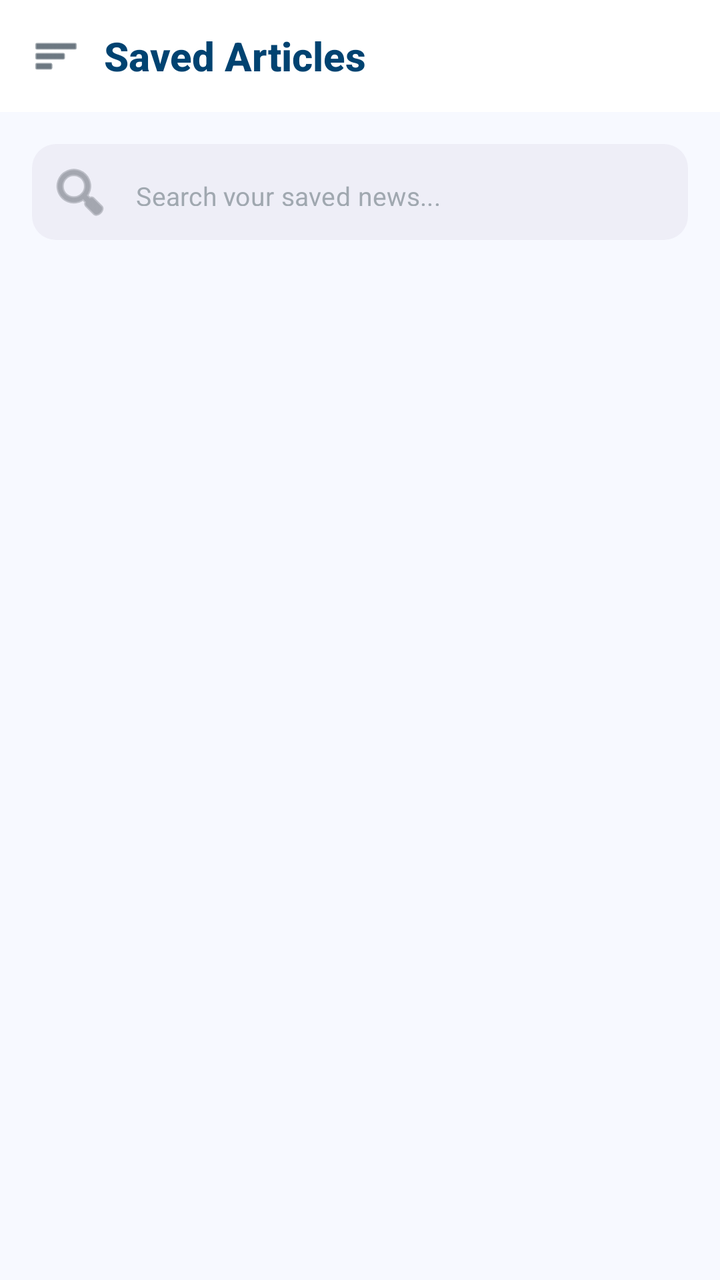
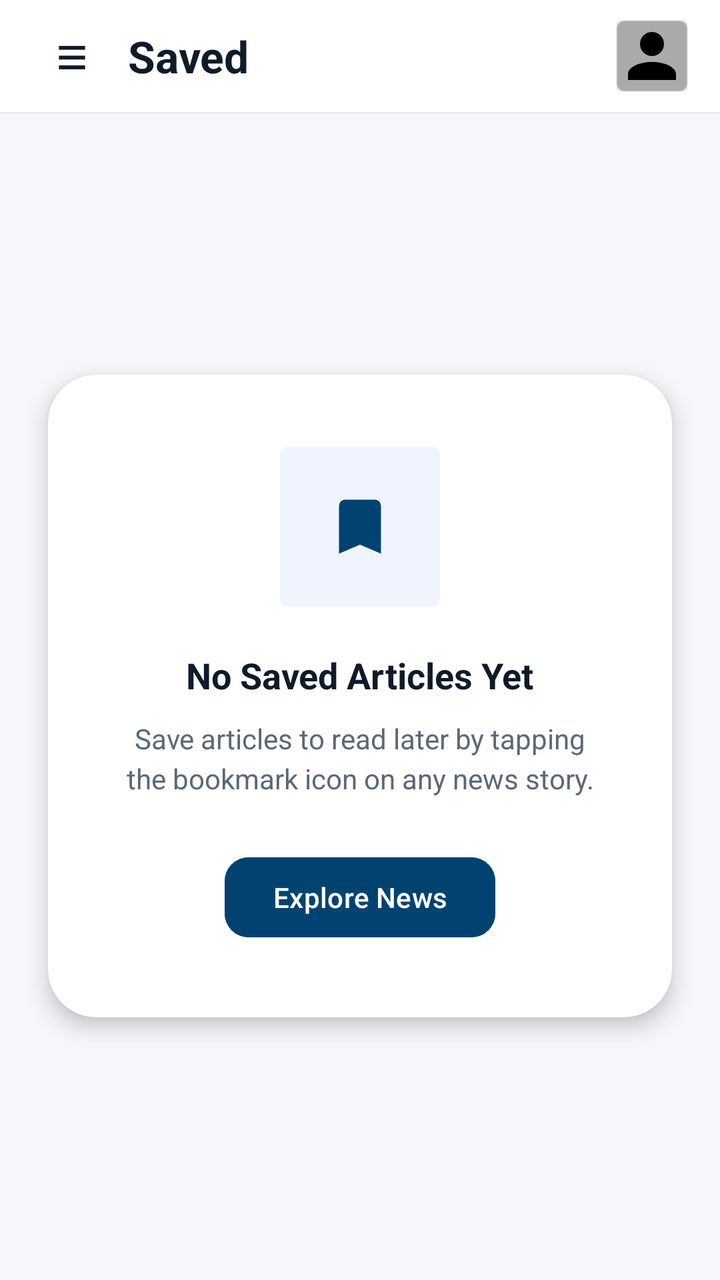

Compare the two renders of this Android layout. The source of the first and the diff that turns it into the second are given below.
<!-- AndroidManifest.xml: application theme Theme.Kabarin -->
<!-- res/layout/fragment_saved.xml -->
<?xml version="1.0" encoding="utf-8"?>
<androidx.coordinatorlayout.widget.CoordinatorLayout
    xmlns:android="http://schemas.android.com/apk/res/android"
    xmlns:app="http://schemas.android.com/apk/res-auto"
    xmlns:tools="http://schemas.android.com/tools"
    android:layout_width="match_parent"
    android:layout_height="match_parent"
    android:background="#F7F9FF"
    tools:context="fragment.SavedFragment">

    
    <com.google.android.material.appbar.AppBarLayout
        android:id="@+id/appBarLayout"
        android:layout_width="match_parent"
        android:layout_height="wrap_content"
        android:background="#FFFFFF"
        app:elevation="2dp">

        <LinearLayout
            android:layout_width="match_parent"
            android:layout_height="56dp"
            android:orientation="horizontal"
            android:gravity="center_vertical"
            android:paddingStart="16dp"
            android:paddingEnd="16dp">

            
            <ImageView
                android:id="@+id/ivMenu"
                android:layout_width="24dp"
                android:layout_height="24dp"
                android:src="@android:drawable/ic_menu_sort_by_size"
                android:contentDescription="Menu"
                app:tint="#0A1D2D" />

            
            <TextView
                android:layout_width="0dp"
                android:layout_height="wrap_content"
                android:layout_weight="1"
                android:layout_marginStart="12dp"
                android:text="Saved Articles"
                android:textColor="#004371"
                android:textSize="20sp"
                android:textStyle="bold"
                android:fontFamily="sans-serif-medium" />

            

        </LinearLayout>

    </com.google.android.material.appbar.AppBarLayout>

    
    <androidx.core.widget.NestedScrollView
        android:layout_width="match_parent"
        android:layout_height="match_parent"
        android:fillViewport="true"
        app:layout_behavior="@string/appbar_scrolling_view_behavior">

        <LinearLayout
            android:layout_width="match_parent"
            android:layout_height="wrap_content"
            android:orientation="vertical"
            android:paddingStart="16dp"
            android:paddingEnd="16dp"
            android:paddingTop="16dp"
            android:paddingBottom="80dp">

            
            <com.google.android.material.textfield.TextInputLayout
                android:layout_width="match_parent"
                android:layout_height="wrap_content"
                android:layout_marginBottom="16dp"
                app:boxBackgroundColor="#EEEEF7"
                app:boxBackgroundMode="filled"
                app:boxCornerRadiusTopStart="12dp"
                app:boxCornerRadiusTopEnd="12dp"
                app:boxCornerRadiusBottomStart="12dp"
                app:boxCornerRadiusBottomEnd="12dp"
                app:boxStrokeWidth="0dp"
                app:boxStrokeWidthFocused="0dp"
                app:hintEnabled="false"
                app:startIconDrawable="@android:drawable/ic_menu_search"
                app:startIconTint="#727780"
                app:endIconDrawable="@android:drawable/ic_menu_preferences"
                app:endIconTint="#727780"
                style="@style/Widget.MaterialComponents.TextInputLayout.OutlinedBox">

                <com.google.android.material.textfield.TextInputEditText
                    android:id="@+id/etSearch"
                    android:layout_width="match_parent"
                    android:layout_height="48dp"
                    android:hint="Search your saved news..."
                    android:textColorHint="#A0A8B0"
                    android:textColor="#0A1D2D"
                    android:textSize="13sp"
                    android:inputType="text"
                    android:fontFamily="sans-serif"
                    android:background="@null" />

            </com.google.android.material.textfield.TextInputLayout>

            
            <androidx.recyclerview.widget.RecyclerView
                android:id="@+id/rvSavedArticles"
                android:layout_width="match_parent"
                android:layout_height="wrap_content"
                android:nestedScrollingEnabled="false"
                app:layoutManager="androidx.recyclerview.widget.LinearLayoutManager"
                tools:listitem="@layout/item_saved_article" />

        </LinearLayout>
    </androidx.core.widget.NestedScrollView>

</androidx.coordinatorlayout.widget.CoordinatorLayout>
<!-- resources referenced by this layout -->
<resources>
  <style name="Theme.Kabarin" parent="Base.Theme.Kabarin" />
  <style name="Base.Theme.Kabarin" parent="Theme.Material3.DayNight.NoActionBar">
          
          
      </style>
</resources>

<!-- the commit's change to res/layout/fragment_saved.xml (unified diff, before → after) -->
@@ -1,116 +1,282 @@
 <?xml version="1.0" encoding="utf-8"?>
-<androidx.coordinatorlayout.widget.CoordinatorLayout
+<androidx.constraintlayout.widget.ConstraintLayout
     xmlns:android="http://schemas.android.com/apk/res/android"
     xmlns:app="http://schemas.android.com/apk/res-auto"
     xmlns:tools="http://schemas.android.com/tools"
     android:layout_width="match_parent"
     android:layout_height="match_parent"
-    android:background="#F7F9FF"
-    tools:context="fragment.SavedFragment">
+    android:background="#F5F7FA">
 
     
-    <com.google.android.material.appbar.AppBarLayout
-        android:id="@+id/appBarLayout"
+    <LinearLayout
+        android:id="@+id/layoutHeader"
         android:layout_width="match_parent"
+        android:layout_height="56dp"
+        android:orientation="horizontal"
+        android:gravity="center_vertical"
+        android:paddingStart="16dp"
+        android:paddingEnd="16dp"
+        android:background="#FFFFFF"
+        app:layout_constraintTop_toTopOf="parent">
+
+        <TextView
+            android:id="@+id/btnMenu"
+            android:layout_width="40dp"
+            android:layout_height="40dp"
+            android:text="≡"
+            android:textSize="28sp"
+            android:textColor="#0D1B2A"
+            android:gravity="center"
+            android:background="?attr/selectableItemBackgroundBorderless"
+            android:clickable="true"
+            android:focusable="true" />
+
+        <TextView
+            android:id="@+id/tvLogo"
+            android:layout_width="0dp"
+            android:layout_height="wrap_content"
+            android:layout_weight="1"
+            android:text="Saved"
+            android:textSize="22sp"
+            android:textStyle="bold"
+            android:textColor="#0D1B2A"
+            android:layout_marginStart="8dp" />
+
+        <com.google.android.material.imageview.ShapeableImageView
+            android:id="@+id/imgAvatar"
+            android:layout_width="36dp"
+            android:layout_height="36dp"
+            android:src="@drawable/ic_profile"
+            android:scaleType="centerCrop"
+            android:background="@android:color/darker_gray"
+            app:strokeColor="#E8ECF0"
+            app:strokeWidth="1dp"
+            app:shapeAppearanceOverlay="@style/ShapeAppearance.MaterialComponents.SmallComponent" />
+
+    </LinearLayout>
+
+    <View
+        android:id="@+id/divider"
+        android:layout_width="match_parent"
+        android:layout_height="1dp"
+        android:background="#E8ECF0"
+        app:layout_constraintTop_toBottomOf="@id/layoutHeader" />
+
+    
+    <androidx.recyclerview.widget.RecyclerView
+        android:id="@+id/rvSavedArticles"
+        android:layout_width="0dp"
+        android:layout_height="0dp"
+        android:paddingTop="8dp"
+        android:clipToPadding="false"
+        android:visibility="gone"
+        app:layout_constraintTop_toBottomOf="@id/divider"
+        app:layout_constraintBottom_toBottomOf="parent"
+        app:layout_constraintStart_toStartOf="parent"
+        app:layout_constraintEnd_toEndOf="parent"
+        tools:listitem="@layout/item_saved_articles" />
+
+    
+    <androidx.cardview.widget.CardView
+        android:id="@+id/cardEmptyState"
+        android:layout_width="0dp"
         android:layout_height="wrap_content"
-        android:background="#FFFFFF"
-        app:elevation="2dp">
-
-        <LinearLayout
-            android:layout_width="match_parent"
-            android:layout_height="56dp"
-            android:orientation="horizontal"
-            android:gravity="center_vertical"
-            android:paddingStart="16dp"
-            android:paddingEnd="16dp">
-
-            
-            <ImageView
-                android:id="@+id/ivMenu"
-                android:layout_width="24dp"
-                android:layout_height="24dp"
-                android:src="@android:drawable/ic_menu_sort_by_size"
-                android:contentDescription="Menu"
-                app:tint="#0A1D2D" />
-
-            
-            <TextView
-                android:layout_width="0dp"
-                android:layout_height="wrap_content"
-                android:layout_weight="1"
-                android:layout_marginStart="12dp"
-                android:text="Saved Articles"
-                android:textColor="#004371"
-                android:textSize="20sp"
-                android:textStyle="bold"
-                android:fontFamily="sans-serif-medium" />
-
-            
-
-        </LinearLayout>
-
-    </com.google.android.material.appbar.AppBarLayout>
-
-    
-    <androidx.core.widget.NestedScrollView
-        android:layout_width="match_parent"
-        android:layout_height="match_parent"
-        android:fillViewport="true"
-        app:layout_behavior="@string/appbar_scrolling_view_behavior">
+        android:layout_marginStart="24dp"
+        android:layout_marginEnd="24dp"
+        app:cardCornerRadius="24dp"
+        app:cardElevation="6dp"
+        app:cardBackgroundColor="#FFFFFF"
+        app:layout_constraintTop_toBottomOf="@id/layoutHeader"
+        app:layout_constraintBottom_toBottomOf="parent"
+        app:layout_constraintStart_toStartOf="parent"
+        app:layout_constraintEnd_toEndOf="parent">
 
         <LinearLayout
             android:layout_width="match_parent"
             android:layout_height="wrap_content"
             android:orientation="vertical"
-            android:paddingStart="16dp"
-            android:paddingEnd="16dp"
-            android:paddingTop="16dp"
-            android:paddingBottom="80dp">
-
-            
-            <com.google.android.material.textfield.TextInputLayout
-                android:layout_width="match_parent"
-                android:layout_height="wrap_content"
-                android:layout_marginBottom="16dp"
-                app:boxBackgroundColor="#EEEEF7"
-                app:boxBackgroundMode="filled"
-                app:boxCornerRadiusTopStart="12dp"
-                app:boxCornerRadiusTopEnd="12dp"
-                app:boxCornerRadiusBottomStart="12dp"
-                app:boxCornerRadiusBottomEnd="12dp"
-                app:boxStrokeWidth="0dp"
-                app:boxStrokeWidthFocused="0dp"
-                app:hintEnabled="false"
-                app:startIconDrawable="@android:drawable/ic_menu_search"
-                app:startIconTint="#727780"
-                app:endIconDrawable="@android:drawable/ic_menu_preferences"
-                app:endIconTint="#727780"
-                style="@style/Widget.MaterialComponents.TextInputLayout.OutlinedBox">
-
-                <com.google.android.material.textfield.TextInputEditText
-                    android:id="@+id/etSearch"
-                    android:layout_width="match_parent"
-                    android:layout_height="48dp"
-                    android:hint="Search your saved news..."
-                    android:textColorHint="#A0A8B0"
-                    android:textColor="#0A1D2D"
-                    android:textSize="13sp"
-                    android:inputType="text"
-                    android:fontFamily="sans-serif"
-                    android:background="@null" />
-
-            </com.google.android.material.textfield.TextInputLayout>
-
-            
-            <androidx.recyclerview.widget.RecyclerView
-                android:id="@+id/rvSavedArticles"
-                android:layout_width="match_parent"
-                android:layout_height="wrap_content"
-                android:nestedScrollingEnabled="false"
-                app:layoutManager="androidx.recyclerview.widget.LinearLayoutManager"
-                tools:listitem="@layout/item_saved_article" />
+            android:gravity="center"
+            android:padding="36dp">
+
+            <FrameLayout
+                android:layout_width="80dp"
+                android:layout_height="80dp"
+                android:layout_marginBottom="22dp">
+                <View
+                    android:layout_width="80dp"
+                    android:layout_height="80dp"
+                    android:background="@drawable/badge_category"
+                    android:backgroundTint="#F0F4FF" />
+                <ImageView
+                    android:layout_width="36dp"
+                    android:layout_height="36dp"
+                    android:layout_gravity="center"
+                    android:src="@drawable/ic_save"
+                    app:tint="#004371" />
+            </FrameLayout>
+
+            <TextView
+                android:layout_width="wrap_content"
+                android:layout_height="wrap_content"
+                android:text="No Saved Articles Yet"
+                android:textSize="18sp"
+                android:textStyle="bold"
+                android:textColor="#0D1B2A"
+                android:layout_marginBottom="10dp" />
+
+            <TextView
+                android:layout_width="match_parent"
+                android:layout_height="wrap_content"
+                android:text="Save articles to read later by tapping the bookmark icon on any news story."
+                android:textSize="14sp"
+                android:textColor="#5A6878"
+                android:gravity="center"
+                android:lineSpacingMultiplier="1.2"
+                android:layout_marginBottom="26dp" />
+
+            <Button
+                android:id="@+id/btnExploreNews"
+                android:layout_width="wrap_content"
+                android:layout_height="wrap_content"
+                android:text="Explore News"
+                android:textAllCaps="false"
+                android:backgroundTint="#004371"
+                android:textColor="#FFFFFF"
+                app:cornerRadius="12dp"
+                android:paddingStart="24dp"
+                android:paddingEnd="24dp" />
 
         </LinearLayout>
-    </androidx.core.widget.NestedScrollView>
-
-</androidx.coordinatorlayout.widget.CoordinatorLayout>
+    </androidx.cardview.widget.CardView>
+
+</androidx.constraintlayout.widget.ConstraintLayout>
+<!-- res/layout/item_saved_articles.xml (included above) -->
+<?xml version="1.0" encoding="utf-8"?>
+<androidx.cardview.widget.CardView
+    xmlns:android="http://schemas.android.com/apk/res/android"
+    xmlns:app="http://schemas.android.com/apk/res-auto"
+    android:layout_width="match_parent"
+    android:layout_height="wrap_content"
+    android:layout_marginBottom="12dp"
+    app:cardCornerRadius="14dp"
+    app:cardElevation="2dp"
+    app:cardBackgroundColor="#FFFFFF">
+
+    <LinearLayout
+        android:layout_width="match_parent"
+        android:layout_height="wrap_content"
+        android:orientation="horizontal"
+        android:padding="12dp"
+        android:gravity="center_vertical">
+
+        
+        <androidx.cardview.widget.CardView
+            android:layout_width="80dp"
+            android:layout_height="80dp"
+            app:cardCornerRadius="10dp"
+            app:cardElevation="0dp">
+
+            <ImageView
+                android:id="@+id/ivArticleImage"
+                android:layout_width="match_parent"
+                android:layout_height="match_parent"
+                android:scaleType="centerCrop"
+                android:contentDescription="Thumbnail"
+                android:src="@android:color/darker_gray" />
+
+            
+            <ImageView
+                android:layout_width="18dp"
+                android:layout_height="18dp"
+                android:layout_gravity="top|start"
+                android:layout_margin="4dp"
+                android:src="@android:drawable/checkbox_on_background"
+                android:contentDescription="Saved"
+                app:tint="#FFFFFF" />
+
+        </androidx.cardview.widget.CardView>
+
+        
+        <LinearLayout
+            android:layout_width="0dp"
+            android:layout_height="wrap_content"
+            android:layout_weight="1"
+            android:orientation="vertical"
+            android:layout_marginStart="12dp"
+            android:layout_marginEnd="8dp">
+
+            
+            <LinearLayout
+                android:layout_width="match_parent"
+                android:layout_height="wrap_content"
+                android:orientation="horizontal"
+                android:gravity="center_vertical"
+                android:layout_marginBottom="4dp">
+
+                <com.google.android.material.chip.Chip
+                    android:id="@+id/chipCategory"
+                    android:layout_width="wrap_content"
+                    android:layout_height="wrap_content"
+                    android:text="TECHNOLOGY"
+                    android:textColor="#004371"
+                    android:textSize="9sp"
+                    android:textAllCaps="true"
+                    app:chipBackgroundColor="#00000000"
+                    app:chipStrokeWidth="0dp"
+                    app:chipCornerRadius="0dp"
+                    app:chipMinHeight="20dp"
+                    app:chipStartPadding="0dp"
+                    app:chipEndPadding="0dp"
+                    style="@style/Widget.MaterialComponents.Chip.Action" />
+
+                
+                <ImageView
+                    android:layout_width="14dp"
+                    android:layout_height="14dp"
+                    android:layout_marginStart="2dp"
+                    android:src="@android:drawable/ic_menu_info_details"
+                    android:contentDescription="Verified"
+                    app:tint="#004371" />
+
+            </LinearLayout>
+
+            
+            <TextView
+                android:id="@+id/tvArticleTitle"
+                android:layout_width="match_parent"
+                android:layout_height="wrap_content"
+                android:text="The Future of Silicon: Next-Gen Quantum..."
+                android:textColor="#0A1D2D"
+                android:textSize="13sp"
+                android:textStyle="bold"
+                android:fontFamily="sans-serif-medium"
+                android:maxLines="2"
+                android:ellipsize="end"
+                android:lineSpacingExtra="2dp" />
+
+            
+            <TextView
+                android:id="@+id/tvSavedTime"
+                android:layout_width="wrap_content"
+                android:layout_height="wrap_content"
+                android:layout_marginTop="6dp"
+                android:text="Saved 2 days ago"
+                android:textColor="#A0A8B0"
+                android:textSize="11sp"
+                android:fontFamily="sans-serif" />
+
+        </LinearLayout>
+
+        
+        <ImageView
+            android:id="@+id/ivBookmark"
+            android:layout_width="24dp"
+            android:layout_height="24dp"
+            android:layout_gravity="bottom"
+            android:src="@android:drawable/ic_menu_save"
+            android:contentDescription="Bookmark"
+            app:tint="#BA1A1A" />
+
+    </LinearLayout>
+
+</androidx.cardview.widget.CardView>
<!-- resource entries referenced after the edit -->
@@ -1,5 +1,32 @@
 <!-- resources referenced by this layout -->
 <resources>
+  <!-- drawable badge_category (drawable) -->
+  <?xml version="1.0" encoding="utf-8"?>
+  <shape xmlns:android="http://schemas.android.com/apk/res/android"
+      android:shape="rectangle">
+      <solid android:color="#1A8A6B" />   
+      <corners android:radius="4dp" />
+  </shape>
+  <!-- drawable ic_profile (drawable) -->
+  <vector xmlns:android="http://schemas.android.com/apk/res/android"
+      android:width="24dp"
+      android:height="24dp"
+      android:viewportWidth="24"
+      android:viewportHeight="24">
+      <path
+          android:fillColor="#FF000000"
+          android:pathData="M12,4A4,4 0 0,1 16,8A4,4 0 0,1 12,12A4,4 0 0,1 8,8A4,4 0 0,1 12,4M12,14C16.42,14 20,15.79 20,18V20H4V18C4,15.79 7.58,14 12,14Z" />
+  </vector>
+  <!-- drawable ic_save (drawable) -->
+  <vector xmlns:android="http://schemas.android.com/apk/res/android"
+      android:width="24dp"
+      android:height="24dp"
+      android:viewportWidth="24"
+      android:viewportHeight="24">
+      <path
+          android:fillColor="#FF000000"
+          android:pathData="M17,3H7A2,2 0 0,0 5,5V21L12,18L19,21V5A2,2 0 0,0 17,3Z" />
+  </vector>
   <style name="Theme.Kabarin" parent="Base.Theme.Kabarin" />
   <style name="Base.Theme.Kabarin" parent="Theme.Material3.DayNight.NoActionBar">
           
